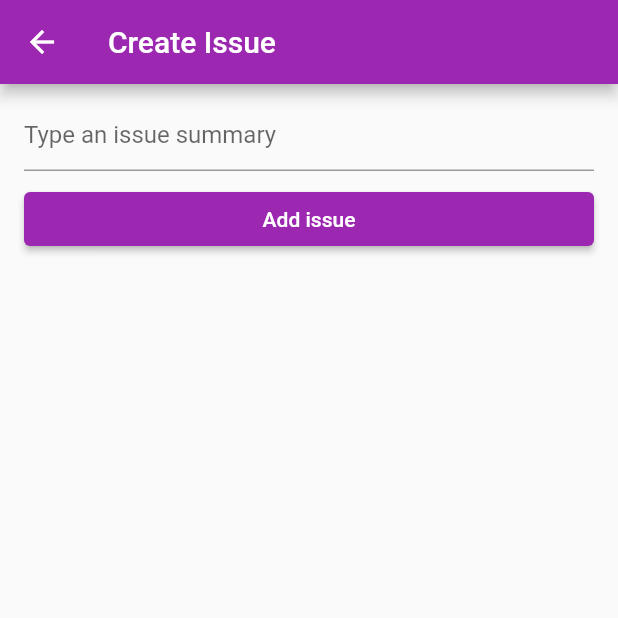
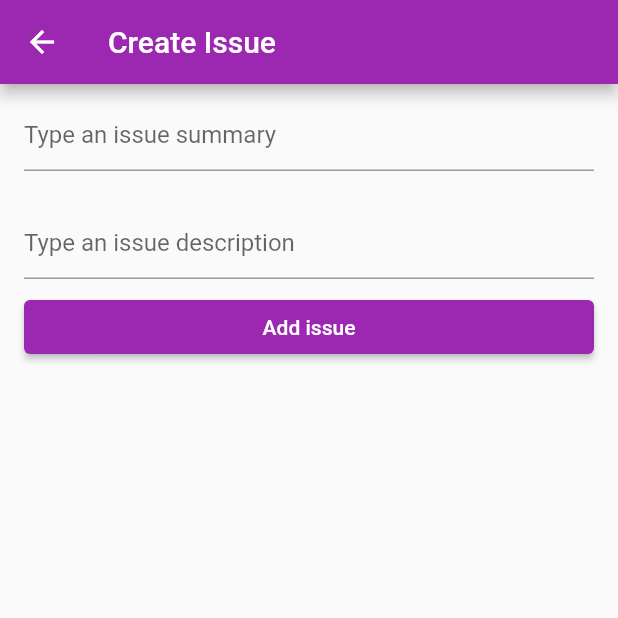
Before and after one commit to Makentoshe/bigdatatools-internships-flutter, a Flutter app: the screen it shows after launch, after a tap on the "add" icon, on a phone screen of 412 x 824 dp, the top half of it. Run offline on Flutter 3.47's test engine with Material 2 defaults, Android fonts, the phone set to English and light mode, and no system bars.

Commit message:
feat: Add description field for Issue

```diff
--- a/lib/screen/issues/model/issue.dart
+++ b/lib/screen/issues/model/issue.dart
@@ -2,9 +2,11 @@
 class Issue {
 
   String summary;
+  String description;
 
-  Issue({String summary}) {
+  Issue({String summary, String description}) {
     this.summary = summary;
+    this.description = description;
   }
 
 }
--- a/lib/screen/issues/widget/create_issue_widget.dart
+++ b/lib/screen/issues/widget/create_issue_widget.dart
@@ -11,36 +11,49 @@ class CreateIssueWidget extends StatefulWidget {
 
 // TODO Make button aligned in bottom center. Scroll should be ends in top of the view
 class CreateIssueWidgetState extends State<CreateIssueWidget> {
-
   final issueSummaryController = TextEditingController();
+  final issueDescriptionController = TextEditingController();
 
   @override
   Widget build(BuildContext context) {
     return Scaffold(
         appBar: AppBar(title: Text("Create Issue")),
-      body: SingleChildScrollView(
+        body:
+            SingleChildScrollView(
               scrollDirection: Axis.vertical,
               child: Column(
                 children: [
                   Container(
-                padding: EdgeInsets.only(
-                    left: 16.0, top: 10.0, right: 16.0, bottom: 0.0),
+                      padding: EdgeInsets.only(left: 16.0, top: 10.0, right: 16.0, bottom: 0.0),
                       child: TextField(
                         keyboardType: TextInputType.multiline,
                         controller: issueSummaryController,
                         maxLines: null,
-                  decoration: InputDecoration(
-                      border: UnderlineInputBorder(),
-                      hintText: "Type an issue summary"),
+                        decoration: InputDecoration(border: UnderlineInputBorder(), hintText: "Type an issue summary"),
                       )),
                   Container(
+                    padding: EdgeInsets.only(left: 16.0, top: 24.0, right: 16.0, bottom: 0.0),
+                    child: TextField(
+                      keyboardType: TextInputType.multiline,
+                      controller: issueDescriptionController,
+                      maxLines: null,
+                      decoration:
+                          InputDecoration(border: UnderlineInputBorder(), hintText: "Type an issue description"),
+                    ),
+                  ),
+                  Align(
+                    alignment: Alignment.bottomCenter,
+                    child: Container(
                       margin: EdgeInsets.only(left: 16, top: 8, right: 16, bottom: 16),
                       width: double.infinity,
-              child:
-                  ElevatedButton(child: Text('Add issue'), onPressed: () => {
-                    Navigator.pop(context, Issue(summary: issueSummaryController.text))
+                      child: ElevatedButton(
+                          child: Text('Add issue'),
+                          onPressed: () {
+                            final issue = Issue(summary: issueSummaryController.text, description: issueDescriptionController.text);
+                            Navigator.pop(context, issue);
                           }),
                     ),
+                  )
                 ],
               ),
             ),
@@ -50,6 +63,7 @@ class CreateIssueWidgetState extends State<CreateIssueWidget> {
   @override
   void dispose() {
     issueSummaryController.dispose();
+    issueDescriptionController.dispose();
     super.dispose();
   }
 }
```
Also changed, not shown: lib/screen/issues/widget/issues_widget.dart (+25 -6 lines). Lines whose indentation alone changed are shown as unchanged.
